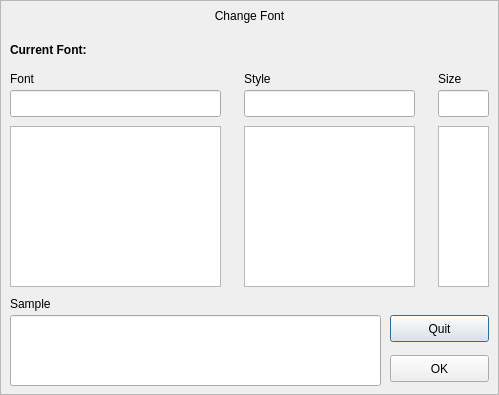
Old version of the form src/kfontdialog.ui in the repository UbuntuKylin/youker-assistant.
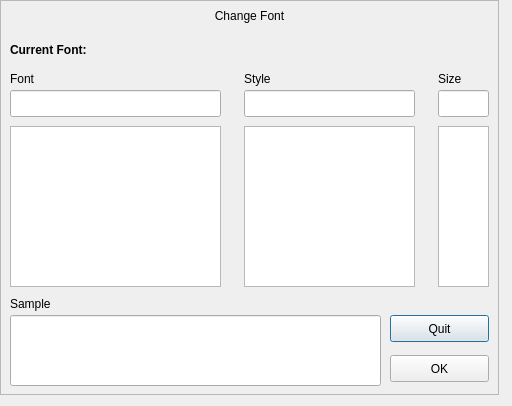
New version of the form. Icons and pictures are not drawn.

What changed in the file:
```diff
--- a/src/kfontdialog.ui
+++ b/src/kfontdialog.ui
@@ -6,8 +6,8 @@
    <rect>
     <x>0</x>
     <y>0</y>
-    <width>499</width>
-    <height>395</height>
+    <width>512</width>
+    <height>406</height>
    </rect>
   </property>
   <property name="windowTitle">
```
